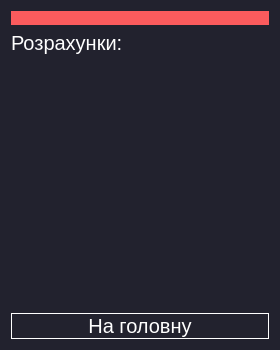
Qt form resultViushka2.ui (NonExistentUsername/proctica) before a commit.
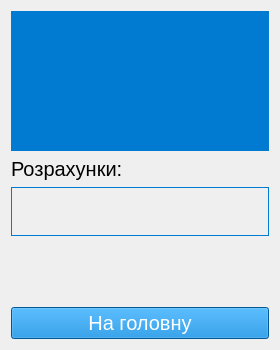
The same form after that commit. Icons and pictures are not drawn.

Commit message: update ui , new colors, new icons

The edit to the form file:
```diff
--- a/resultViushka2.ui
+++ b/resultViushka2.ui
@@ -14,14 +14,20 @@
    <string>Form</string>
   </property>
   <property name="styleSheet">
-   <string notr="true">background:#22222e;
-</string>
+   <string notr="true"/>
   </property>
-  <layout class="QVBoxLayout" name="verticalLayout_2">
-   <item>
+  <layout class="QGridLayout" name="gridLayout">
+   <item row="0" column="0">
     <widget class="QLabel" name="label_2">
+     <property name="minimumSize">
+      <size>
+       <width>0</width>
+       <height>140</height>
+      </size>
+     </property>
      <property name="styleSheet">
-      <string notr="true">background-color: rgb(251, 91, 93);</string>
+      <string notr="true">background-color:#007bd1;
+</string>
      </property>
      <property name="text">
       <string/>
@@ -43,7 +49,7 @@
      </property>
     </widget>
    </item>
-   <item>
+   <item row="1" column="0">
     <widget class="QLabel" name="label">
      <property name="font">
       <font>
@@ -51,14 +57,14 @@
       </font>
      </property>
      <property name="styleSheet">
-      <string notr="true">color:white;</string>
+      <string notr="true"/>
      </property>
      <property name="text">
       <string>Розрахунки:</string>
      </property>
     </widget>
    </item>
-   <item>
+   <item row="2" column="0">
     <widget class="QLabel" name="label_3">
      <property name="font">
       <font>
@@ -66,14 +72,16 @@
       </font>
      </property>
      <property name="styleSheet">
-      <string notr="true">color:white</string>
+      <string notr="true">color:white;
+border:1px solid #007bd1;
+</string>
      </property>
      <property name="text">
       <string>&lt;html&gt;&lt;head/&gt;&lt;body&gt;&lt;p&gt;&lt;br/&gt;&lt;/p&gt;&lt;/body&gt;&lt;/html&gt;</string>
      </property>
     </widget>
    </item>
-   <item>
+   <item row="3" column="0">
     <layout class="QVBoxLayout" name="verticalLayout">
      <item>
       <spacer name="verticalSpacer">
@@ -104,10 +112,8 @@
         </font>
        </property>
        <property name="styleSheet">
-        <string notr="true">color: white;
-background:#22222e;
-border:1px solid white;
-border-radius:30;</string>
+        <string notr="true">color:white;
+background:#007bd1;</string>
        </property>
        <property name="text">
         <string>На головну</string>
@@ -117,6 +123,29 @@
     </layout>
    </item>
   </layout>
+  <widget class="QLabel" name="label_4">
+   <property name="geometry">
+    <rect>
+     <x>70</x>
+     <y>20</y>
+     <width>141</width>
+     <height>111</height>
+    </rect>
+   </property>
+   <property name="text">
+    <string/>
+   </property>
+   <property name="pixmap">
+    <pixmap>maths.png</pixmap>
+   </property>
+   <property name="scaledContents">
+    <bool>true</bool>
+   </property>
+  </widget>
+  <zorder>label_2</zorder>
+  <zorder>label</zorder>
+  <zorder>label_3</zorder>
+  <zorder>label_4</zorder>
  </widget>
  <resources/>
  <connections/>
```
The commit also changes 20 other files.
